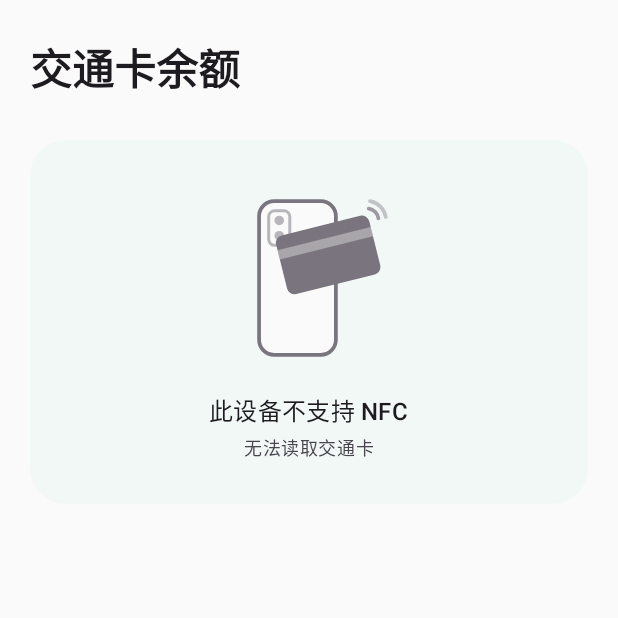
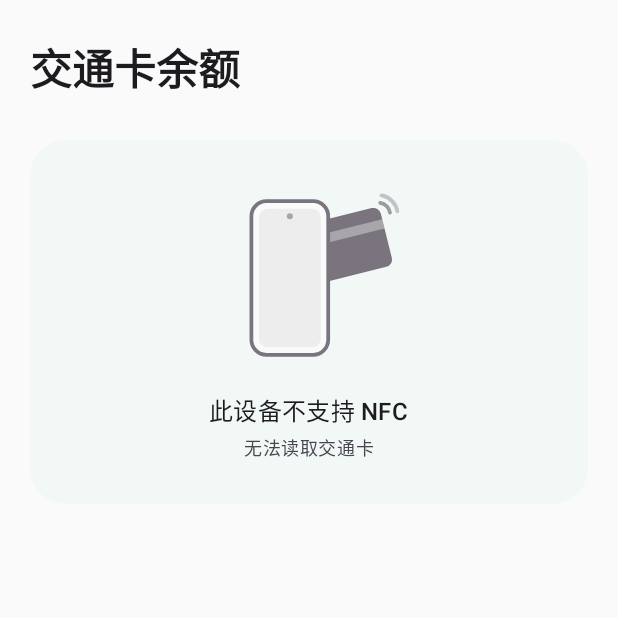
Before and after one commit to SodiumNya/pitto, an Android app built with Jetpack Compose: the screen it shows after launch (MainActivity), on a phone screen of 412 x 824 dp, the top half of it. Run offline under Robolectric (Android 15) with nearby library versions, the phone set to English and light mode, and no system bars; network calls fail.

Commit message:
Tap hint: phone front with the card behind it
Draw the card first and the phone front (screen, punch-hole camera) on
top, so the card peeks out from behind the phone.

Co-Authored-By: Claude Opus 5.5 <noreply@anthropic.com>

```diff
--- a/app/src/main/java/app/jpcard/reader/ui/Common.kt
+++ b/app/src/main/java/app/jpcard/reader/ui/Common.kt
@@ -50,11 +50,11 @@ import androidx.compose.ui.graphics.graphicsLayer
 import androidx.compose.ui.unit.dp
 
 /** 卡片在提示图里的中心位置（相对画布宽高），波纹也从这里扩散。 */
-private const val CARD_CX = 0.60f
-private const val CARD_CY = 0.38f
+private const val CARD_CX = 0.66f
+private const val CARD_CY = 0.34f
 
 /**
- * 贴卡提示图：手机背面（带摄像头模组）+ 一张斜放在背面上方的卡片 + 感应弧线，
+ * 贴卡提示图：手机正面 + 一张藏在手机背后、从右侧露出一截的卡片 + 感应弧线，
  * 一眼看出“把卡贴在手机背面”。
  * 平时完全静止，不让人误以为一直在读取；只有正在读卡时卡片处出现扩散波纹；读取失败时左右抖一下。
  */
@@ -77,25 +77,7 @@ fun TapHint(reading: Boolean, enabled: Boolean, errorTick: Int, modifier: Modifi
             val h = size.height
             val line = 2.5.dp.toPx()
 
-            // 手机背面
-            val phoneTopLeft = Offset(w * 0.24f, h * 0.10f)
-            val phoneSize = Size(w * 0.40f, h * 0.80f)
-            val phoneCorner = CornerRadius(10.dp.toPx())
-            drawRoundRect(surface, phoneTopLeft, phoneSize, phoneCorner)
-            drawRoundRect(color, phoneTopLeft, phoneSize, phoneCorner, style = Stroke(line))
-            // 摄像头模组
-            val camTopLeft = phoneTopLeft + Offset(w * 0.05f, h * 0.05f)
-            val camSize = Size(w * 0.11f, h * 0.18f)
-            drawRoundRect(color.copy(alpha = 0.5f), camTopLeft, camSize, CornerRadius(4.dp.toPx()), style = Stroke(2.dp.toPx()))
-            for (i in 0..1) {
-                drawCircle(
-                    color.copy(alpha = 0.5f),
-                    radius = w * 0.025f,
-                    center = camTopLeft + Offset(camSize.width / 2, camSize.height * (0.28f + i * 0.44f)),
-                )
-            }
-
-            // 卡片：斜放在手机背面上方
+            // 先画卡片：它在手机背后，只从右侧露出一截
             val cardW = w * 0.50f
             val cardH = cardW / 1.586f
             val center = Offset(w * CARD_CX, h * CARD_CY)
@@ -111,8 +93,29 @@ fun TapHint(reading: Boolean, enabled: Boolean, errorTick: Int, modifier: Modifi
                 )
             }
 
-            // 感应弧线：卡片右上方
-            val arcCenter = Offset(w * 0.80f, h * 0.20f)
+            // 再画手机正面，盖住卡片的一部分
+            val phoneTopLeft = Offset(w * 0.20f, h * 0.10f)
+            val phoneSize = Size(w * 0.40f, h * 0.80f)
+            val phoneCorner = CornerRadius(10.dp.toPx())
+            drawRoundRect(surface, phoneTopLeft, phoneSize, phoneCorner)
+            drawRoundRect(color, phoneTopLeft, phoneSize, phoneCorner, style = Stroke(line))
+            // 屏幕
+            val inset = 5.dp.toPx()
+            drawRoundRect(
+                color.copy(alpha = 0.10f),
+                phoneTopLeft + Offset(inset, inset),
+                Size(phoneSize.width - inset * 2, phoneSize.height - inset * 2),
+                CornerRadius(6.dp.toPx()),
+            )
+            // 前置摄像头开孔
+            drawCircle(
+                color.copy(alpha = 0.6f),
+                radius = 2.dp.toPx(),
+                center = phoneTopLeft + Offset(phoneSize.width / 2, inset + 5.dp.toPx()),
+            )
+
+            // 感应弧线：露出的卡片右上方
+            val arcCenter = Offset(w * 0.86f, h * 0.17f)
             for (i in 1..2) {
                 val r = (3 + i * 5).dp.toPx()
                 drawArc(
```
